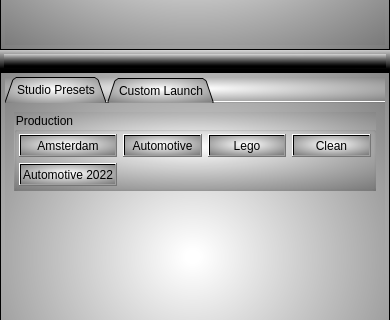
Old version of the form UI/main.ui in the repository SGSMarkNA/Software_Launcher; both pictures show x 0 to 390 and y 303 to 623 of the 390 by 758 pixel window.
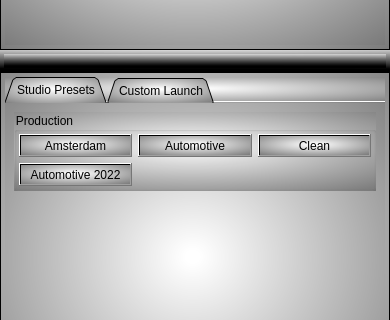
New version of the form. Icons and pictures are not drawn. Custom widgets are drawn as their Qt base class.

Commit message: removed lego button

Patch:
```diff
--- a/UI/main.ui
+++ b/UI/main.ui
@@ -360,6 +360,19 @@
                   <property name="bottomMargin">
                    <number>2</number>
                   </property>
+                  <item row="0" column="2">
+                   <widget class="QPushButton" name="CleanButton">
+                    <property name="sizePolicy">
+                     <sizepolicy hsizetype="Minimum" vsizetype="Fixed">
+                      <horstretch>0</horstretch>
+                      <verstretch>0</verstretch>
+                     </sizepolicy>
+                    </property>
+                    <property name="text">
+                     <string>Clean</string>
+                    </property>
+                   </widget>
+                  </item>
                   <item row="0" column="1">
                    <widget class="QPushButton" name="AutomotiveButton">
                     <property name="sizePolicy">
@@ -373,32 +386,6 @@
                     </property>
                    </widget>
                   </item>
-                  <item row="0" column="0">
-                   <widget class="QPushButton" name="AmsterdamButton">
-                    <property name="sizePolicy">
-                     <sizepolicy hsizetype="Minimum" vsizetype="Fixed">
-                      <horstretch>0</horstretch>
-                      <verstretch>0</verstretch>
-                     </sizepolicy>
-                    </property>
-                    <property name="text">
-                     <string>Amsterdam</string>
-                    </property>
-                   </widget>
-                  </item>
-                  <item row="0" column="3">
-                   <widget class="QPushButton" name="CleanButton">
-                    <property name="sizePolicy">
-                     <sizepolicy hsizetype="Minimum" vsizetype="Fixed">
-                      <horstretch>0</horstretch>
-                      <verstretch>0</verstretch>
-                     </sizepolicy>
-                    </property>
-                    <property name="text">
-                     <string>Clean</string>
-                    </property>
-                   </widget>
-                  </item>
                   <item row="1" column="0">
                    <widget class="QPushButton" name="AutomotiveButton2022">
                     <property name="sizePolicy">
@@ -412,8 +399,8 @@
                     </property>
                    </widget>
                   </item>
-                  <item row="0" column="2">
-                   <widget class="QPushButton" name="LegoButton">
+                  <item row="0" column="0">
+                   <widget class="QPushButton" name="AmsterdamButton">
                     <property name="sizePolicy">
                      <sizepolicy hsizetype="Minimum" vsizetype="Fixed">
                       <horstretch>0</horstretch>
@@ -421,7 +408,7 @@
                      </sizepolicy>
                     </property>
                     <property name="text">
-                     <string>Lego</string>
+                     <string>Amsterdam</string>
                     </property>
                    </widget>
                   </item>
```
The commit also changes 1 other file.
